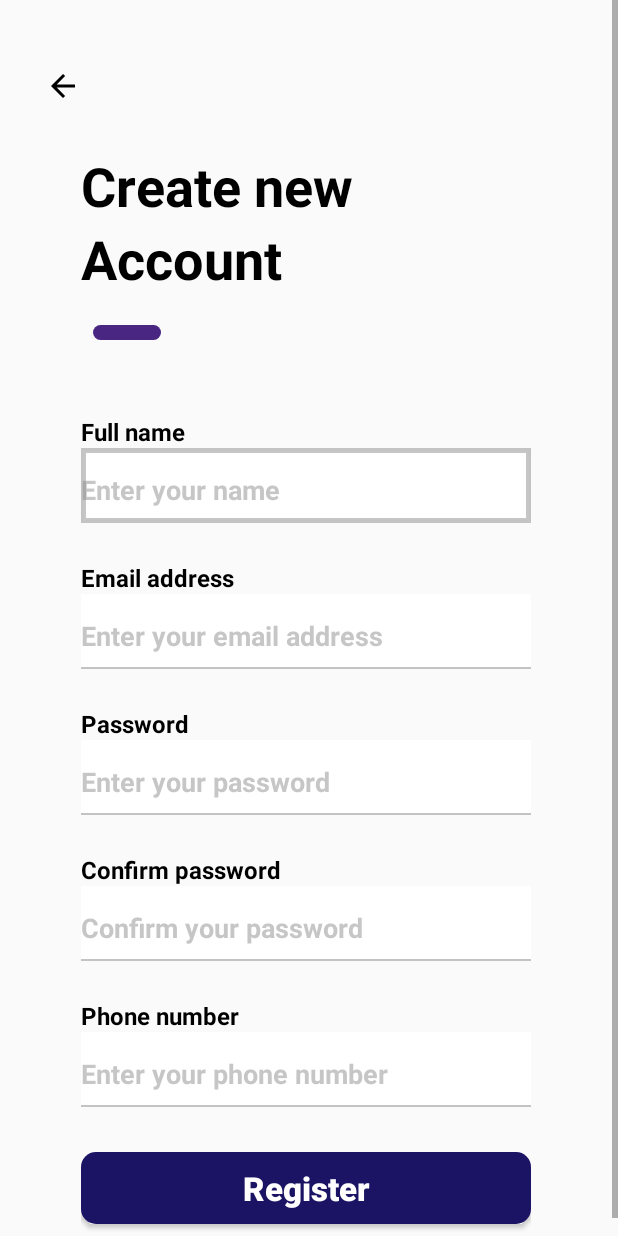
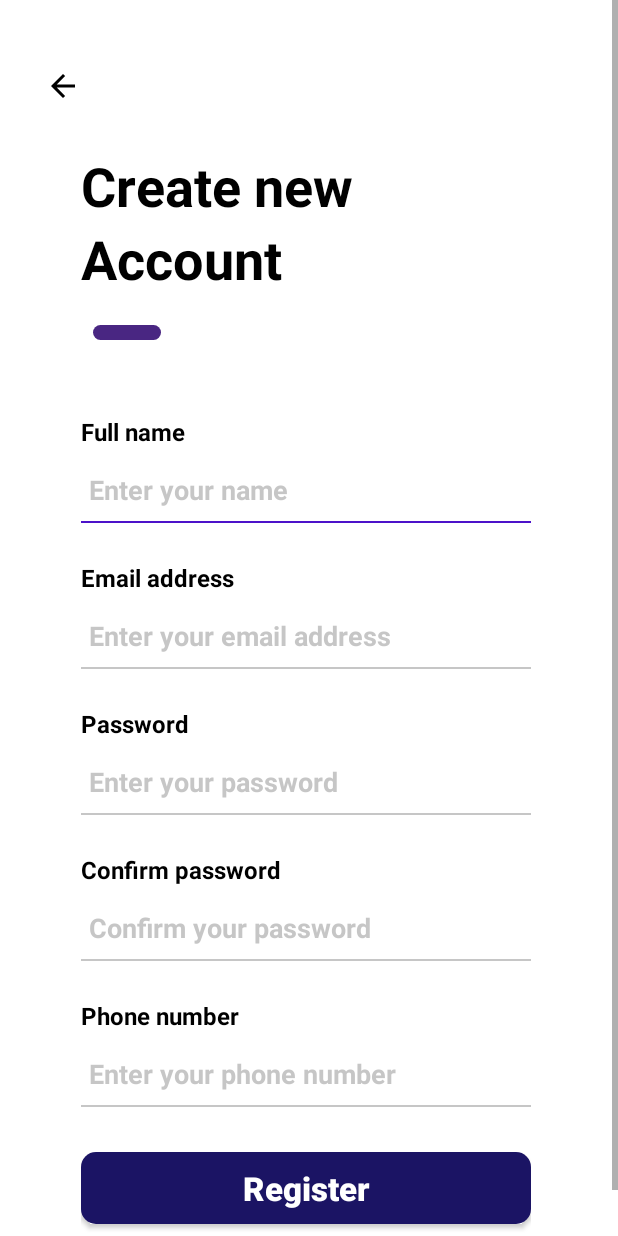
Before and after one commit to obertcoy/AstrooBus, an Android app: the GuestRegisterActivity screen opened directly, with no data from a screen before it, on a phone screen of 412 x 824 dp. Run offline under Robolectric (Android 15) with nearby library versions, the phone set to English and light mode, and no system bars.

Commit message:
guest UI complete

```diff
--- a/app/src/main/AndroidManifest.xml
+++ b/app/src/main/AndroidManifest.xml
@@ -13,7 +13,7 @@
         android:theme="@style/Theme.AstrooBus"
         tools:targetApi="31">
         <activity
-            android:name=".GuestLandingActivity"
+            android:name=".guest.GuestLandingActivity"
             android:exported="true">
             <intent-filter>
                 <action android:name="android.intent.action.MAIN" />
@@ -22,8 +22,8 @@
             </intent-filter>
         </activity>
 
-        <activity android:name=".GuestLoginActivity"></activity>
-        <activity android:name=".GuestRegisterActivity"></activity>
+        <activity android:name=".guest.GuestLoginActivity"></activity>
+        <activity android:name=".guest.GuestRegisterActivity"></activity>
     </application>
 
 </manifest>
--- a/app/src/main/java/com/sroo/astroobus/GuestRegisterActivity.kt
+++ /dev/null
@@ -1,21 +0,0 @@
-package com.sroo.astroobus
-
-import androidx.appcompat.app.AppCompatActivity
-import android.os.Bundle
-import android.widget.ImageView
-import com.sroo.astroobus.interfaces.IBackable
-
-class GuestRegisterActivity : AppCompatActivity(), IBackable {
-    override fun onCreate(savedInstanceState: Bundle?) {
-        super.onCreate(savedInstanceState)
-        setContentView(R.layout.activity_guest_register)
-
-        back(findViewById(R.id.register_back_arrow))
-    }
-
-    override fun back(backBtn: ImageView) {
-        backBtn.setOnClickListener{
-            this.finish()
-        }
-    }
-}
--- a/app/src/main/java/com/sroo/astroobus/GuestLandingActivity.kt
+++ b/app/src/main/java/com/sroo/astroobus/guest/GuestLandingActivity.kt
@@ -1,9 +1,10 @@
-package com.sroo.astroobus
+package com.sroo.astroobus.guest
 
 import android.content.Intent
 import android.os.Bundle
 import android.widget.Button
 import androidx.appcompat.app.AppCompatActivity
+import com.sroo.astroobus.R
 
 class GuestLandingActivity: AppCompatActivity()  {
 
--- /dev/null
+++ b/app/src/main/java/com/sroo/astroobus/guest/GuestRegisterActivity.kt
@@ -0,0 +1,55 @@
+package com.sroo.astroobus.guest
+
+import android.app.Dialog
+import androidx.appcompat.app.AppCompatActivity
+import android.os.Bundle
+import android.view.View
+import android.view.ViewGroup
+import android.widget.Button
+import android.widget.ImageView
+import android.widget.TextView
+import com.sroo.astroobus.R
+import com.sroo.astroobus.interfaces.IBackable
+
+class GuestRegisterActivity : AppCompatActivity(), IBackable {
+
+    private lateinit var dialog: Dialog
+    override fun onCreate(savedInstanceState: Bundle?) {
+        super.onCreate(savedInstanceState)
+        setContentView(R.layout.activity_guest_register)
+
+        back(findViewById(R.id.register_back_arrow))
+        verifyRegister(findViewById(R.id.register_btn_register))
+    }
+
+    private fun verifyRegister(registerBtn: Button){
+
+        dialog = Dialog(this)
+        registerBtn.setOnClickListener{
+            showVerificationDialog("Check your messages")
+        }
+    }
+
+    private fun showVerificationDialog(infoText: String) {
+
+        dialog.setContentView(R.layout.dialog_verification)
+        dialog.window?.setLayout(ViewGroup.LayoutParams.MATCH_PARENT, ViewGroup.LayoutParams.WRAP_CONTENT)
+        dialog.window?.attributes?.windowAnimations = R.style.dialog_animation
+        dialog.setCancelable(false)
+
+        val backBtn = dialog.findViewById<ImageView>(R.id.verification_back_arrow)
+        val infoTv = dialog.findViewById<TextView>(R.id.verification_tv_info)
+
+        infoTv.text = infoText
+//        backBtn.setOnClickListener{ dialog.dismiss() }
+        backBtn.visibility = View.GONE
+
+        dialog.show()
+    }
+
+    override fun back(backBtn: ImageView) {
+        backBtn.setOnClickListener{
+            this.finish()
+        }
+    }
+}
--- /dev/null
+++ b/app/src/main/res/drawable/baseline_message_24.xml
@@ -0,0 +1,5 @@
+<vector android:autoMirrored="true" android:height="100dp"
+    android:tint="#000000" android:viewportHeight="24"
+    android:viewportWidth="24" android:width="100dp" xmlns:android="http://schemas.android.com/apk/res/android">
+    <path android:fillColor="@android:color/white" android:pathData="M20,2L4,2c-1.1,0 -1.99,0.9 -1.99,2L2,22l4,-4h14c1.1,0 2,-0.9 2,-2L22,4c0,-1.1 -0.9,-2 -2,-2zM18,14L6,14v-2h12v2zM18,11L6,11L6,9h12v2zM18,8L6,8L6,6h12v2z"/>
+</vector>
--- a/app/src/main/res/drawable/input_border.xml
+++ b/app/src/main/res/drawable/input_border.xml
@@ -4,14 +4,14 @@
         <layer-list>
             <item>
                 <shape android:shape="rectangle">
-                    <stroke android:width="3dp" android:color="@color/placeholder" />
-                    <solid android:color="@color/white" />
+                    <stroke android:width="1.5dp" android:color="@color/default_primary" />
+                    <solid android:color="@color/transparent" />
                 </shape>
             </item>
 
-            <item android:bottom="3dp">
+            <item android:bottom="1.5dp">
                 <shape android:shape="rectangle">
-                    <solid android:color="@color/transparent" />
+                    <solid android:color="@color/white" />
                 </shape>
             </item>
         </layer-list>
--- a/app/src/main/res/layout/activity_guest_register.xml
+++ b/app/src/main/res/layout/activity_guest_register.xml
@@ -4,7 +4,8 @@
     xmlns:tools="http://schemas.android.com/tools"
     android:layout_width="match_parent"
     android:layout_height="match_parent"
-    tools:context=".GuestRegisterActivity">
+    android:background="@color/white"
+    tools:context=".guest.GuestRegisterActivity">
 
     <androidx.constraintlayout.widget.ConstraintLayout
         android:layout_width="match_parent"
@@ -76,7 +77,8 @@
                 android:paddingBottom="10dp"
                 android:textColorHint="@color/placeholder"
                 android:textSize="18sp"
-                android:textStyle="bold" />
+                android:textStyle="bold"
+                android:paddingStart="5dp"/>
 
             <!--        email -->
             <TextView
@@ -101,7 +103,8 @@
                 android:paddingBottom="10dp"
                 android:textColorHint="@color/placeholder"
                 android:textSize="18sp"
-                android:textStyle="bold" />
+                android:textStyle="bold"
+                android:paddingStart="5dp"/>
 
             <!--        password -->
             <TextView
@@ -126,7 +129,8 @@
                 android:paddingBottom="10dp"
                 android:textColorHint="@color/placeholder"
                 android:textSize="18sp"
-                android:textStyle="bold" />
+                android:textStyle="bold"
+                android:paddingStart="5dp"/>
 
             <!--        confirm password -->
             <TextView
@@ -151,7 +155,8 @@
                 android:paddingBottom="10dp"
                 android:textColorHint="@color/placeholder"
                 android:textSize="18sp"
-                android:textStyle="bold" />
+                android:textStyle="bold"
+                android:paddingStart="5dp"/>
 
             <!--        phone number -->
             <TextView
@@ -176,7 +181,8 @@
                 android:paddingBottom="10dp"
                 android:textColorHint="@color/placeholder"
                 android:textSize="18sp"
-                android:textStyle="bold" />
+                android:textStyle="bold"
+                android:paddingStart="5dp"/>
 
 
             <Button
@@ -185,7 +191,7 @@
                 android:textSize="22sp"
                 style="@style/button_primary"
                 android:layout_marginTop="30dp"
-                android:layout_marginBottom="20dp"/>
+                android:layout_marginBottom="40dp"/>
 
         </LinearLayout>
 
--- a/app/src/main/res/values/styles.xml
+++ b/app/src/main/res/values/styles.xml
@@ -24,6 +24,8 @@
         <item name="android:textColor">@color/white</item>
         <item name="android:textStyle">bold</item>
         <item name="android:textSize">24sp</item>
+        <item name="android:paddingTop">5dp</item>
+        <item name="android:paddingBottom">5dp</item>
 
     </style>
 
@@ -37,4 +39,9 @@
         <item name="android:textColor">@color/default_primary_button</item>
     </style>
 
+    <style name="dialog_animation">
+        <item name="android:windowEnterAnimation">@android:anim/fade_in</item>
+        <item name="android:windowExitAnimation">@android:anim/fade_out</item>
+    </style>
+
 </resources>
```
Also changed, not shown: app/src/main/java/com/sroo/astroobus/GuestLoginActivity.kt (deleted, +0 -23 lines), app/src/main/java/com/sroo/astroobus/guest/GuestLoginActivity.kt (added, +69 -0 lines), app/src/main/res/drawable/dialog_shape.xml (added, +13 -0 lines), app/src/main/res/drawable/input_full_border.xml (added, +12 -0 lines), app/src/main/res/layout/activity_guest_login.xml (+6 -3 lines), app/src/main/res/layout/dialog_choose_verification.xml (added, +56 -0 lines), app/src/main/res/layout/dialog_verification.xml (added, +90 -0 lines).
